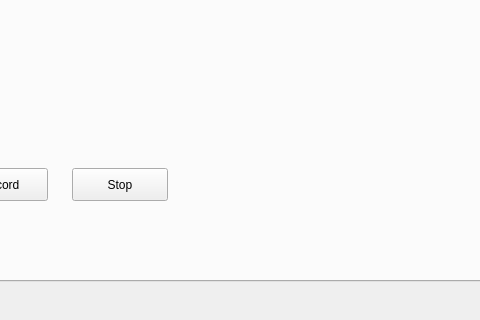
This is src/GUI_Window.ui in Kabilan-T/GUI_for_Trajectory_Benchmarking_with_Indoor_GPS as Qt 5 draws it before an edit; both pictures show x 720 to 1200 and y 448 to 768 of the 1366 by 768 pixel window. The edited form follows.
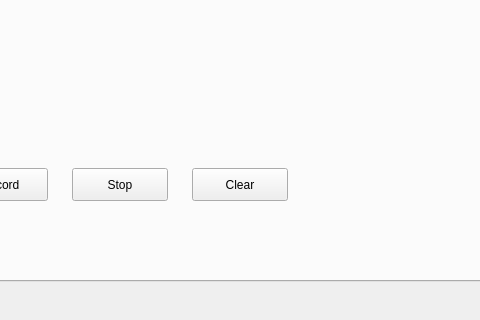
This is the edited form. The open tabs and pages were chosen to show the change.

Commit message: Added Trajectory record feature

```diff
--- a/src/GUI_Window.ui
+++ b/src/GUI_Window.ui
@@ -787,6 +787,19 @@
        </rect>
       </property>
      </widget>
+     <widget class="QPushButton" name="record_recordclear_button">
+      <property name="geometry">
+       <rect>
+        <x>900</x>
+        <y>580</y>
+        <width>96</width>
+        <height>33</height>
+       </rect>
+      </property>
+      <property name="text">
+       <string>Clear</string>
+      </property>
+     </widget>
     </widget>
     <widget class="QWidget" name="compare_tab">
      <attribute name="title">
```
Left out of the diff: 4 changed lines with no effect on the pictures. The commit also changes 3 other files.
